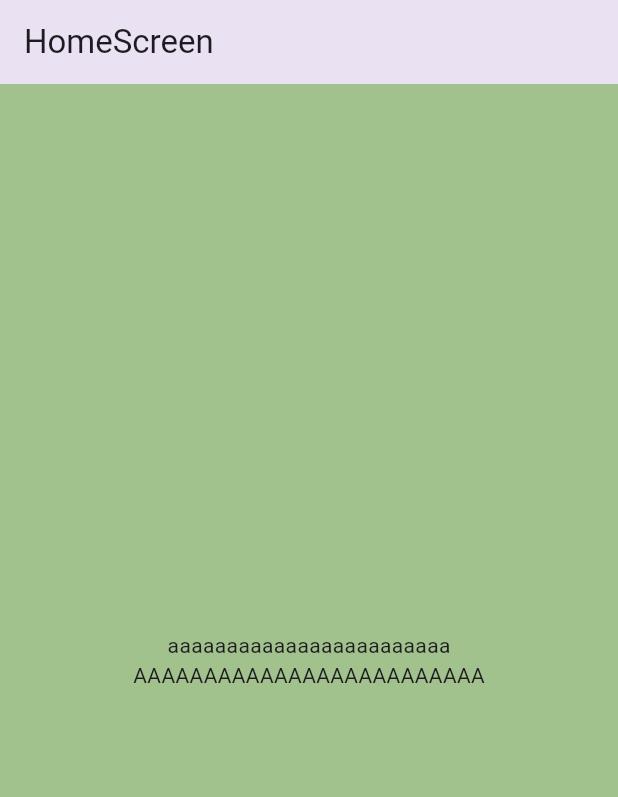
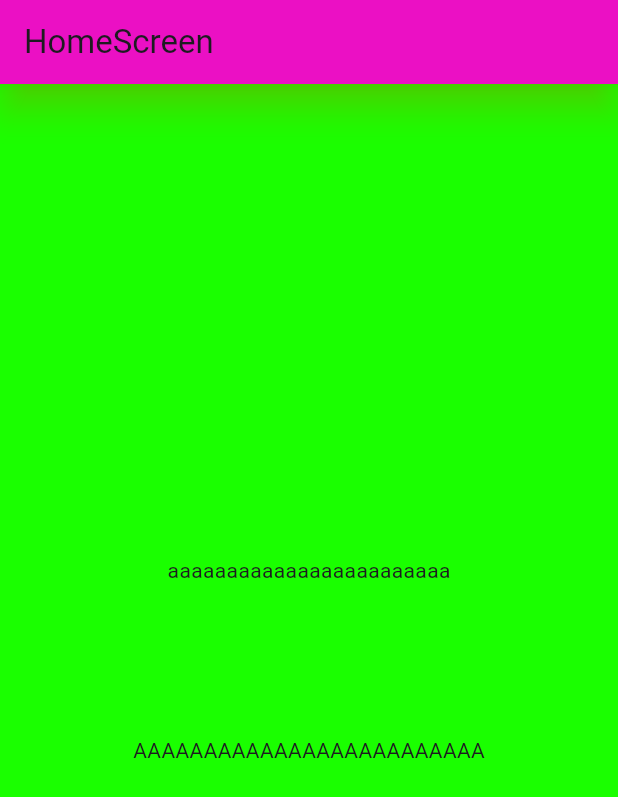
Before and after one commit to m43vm/fl_contador_app, a Flutter app: the screen it shows after launch, on a phone screen of 412 x 824 dp. Shown: the top 797 px of the screen. Run offline on Flutter 3.47's test engine with Material 3 defaults, Android fonts, the phone set to English and light mode, and no system bars.

Commit message:
widget Column

```diff
--- a/lib/screens/home_screens.dart
+++ b/lib/screens/home_screens.dart
@@ -6,13 +6,19 @@ class HomeScreen extends StatelessWidget {
   @override
   Widget build(BuildContext context) {
     return Scaffold(
-      backgroundColor: const Color.fromARGB(255, 161, 194, 140),
-      appBar: AppBar(title: Text('HomeScreen'), elevation: 10.0),
+      backgroundColor: const Color.fromARGB(255, 26, 255, 0),
+      appBar: AppBar(
+        title: Text('HomeScreen'),
+        elevation: 10.0,
+        backgroundColor: const Color.fromARGB(255, 255, 7, 201),
+        shadowColor: const Color.fromARGB(255, 191, 255, 0),
+      ),
       body: Center(
         child: const Column(
           mainAxisAlignment: MainAxisAlignment.center,
           children: <Widget>[
             Text('aaaaaaaaaaaaaaaaaaaaaaaa'),
+            SizedBox(height: 100),
             Text('AAAAAAAAAAAAAAAAAAAAAAAAA'),
           ],
         ),
```
